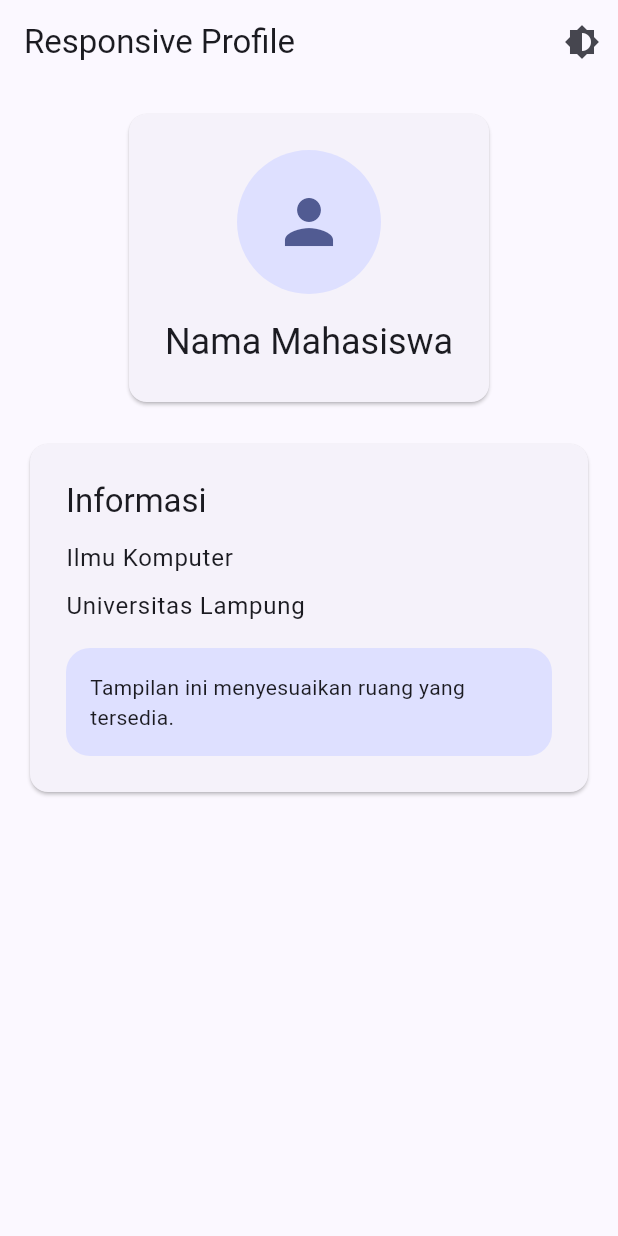
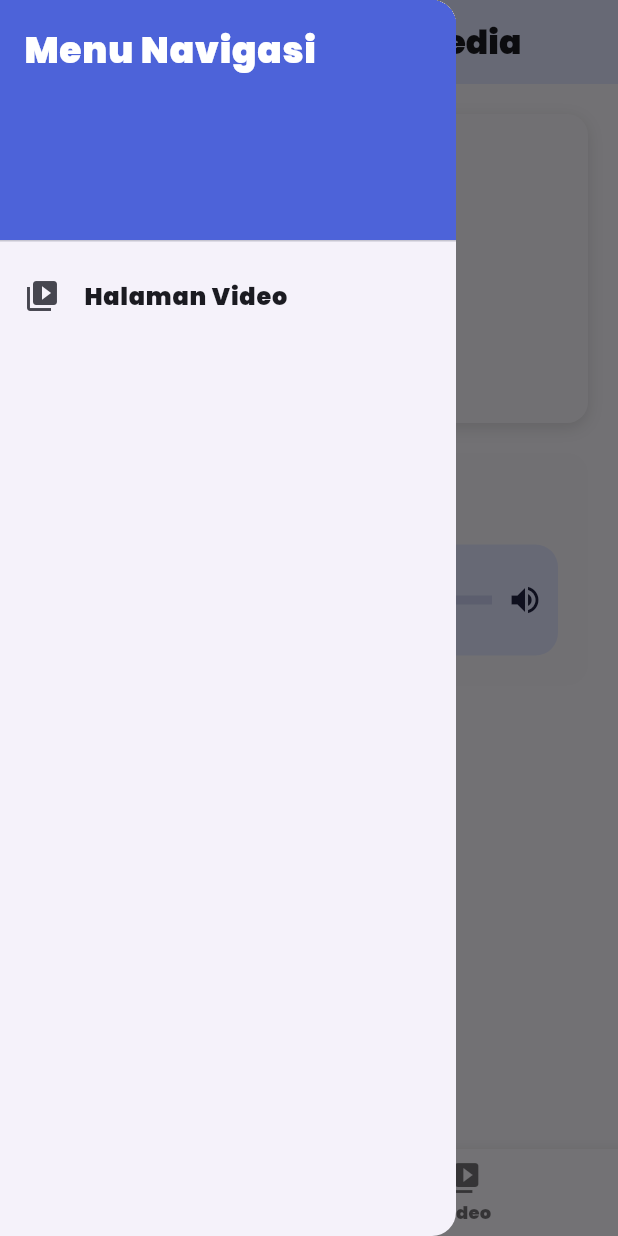
Before and after one commit to kiisann/prak-mobilelanjut-2417051030, a Flutter app: the screen it shows after launch, with the side drawer open (before the commit the screen has no drawer), on a phone screen of 412 x 824 dp. Run offline on Flutter 3.47's test engine with Material 3 defaults, Android fonts, the phone set to English and light mode, and no system bars; our stand-ins replace audioplayers.

Commit message:
Assets, Media and Routing

```diff
--- /dev/null
+++ b/lib/assets_media.dart
@@ -0,0 +1,197 @@
+import 'package:flutter/material.dart';
+import 'package:audioplayers/audioplayers.dart';
+
+class AssetsMediaPage extends StatefulWidget {
+  const AssetsMediaPage({super.key});
+
+  @override
+  State<AssetsMediaPage> createState() => _AssetsMediaPageState();
+}
+
+class _AssetsMediaPageState extends State<AssetsMediaPage> {
+  final AudioPlayer player = AudioPlayer();
+  bool isPlaying = false;
+  int _currentIndex = 0; // State untuk mengontrol tab BottomNavigationBar
+
+  void playAudio() async {
+    if (isPlaying) {
+      await player.pause();
+    } else {
+      await player.play(AssetSource('audios/presiden-goblok.mp3'));
+    }
+    setState(() {
+      isPlaying = !isPlaying;
+    });
+  }
+
+  @override
+  void dispose() {
+    player.dispose();
+    super.dispose();
+  }
+
+  @override
+  Widget build(BuildContext context) {
+    return Scaffold(
+      backgroundColor: const Color(0xFFF8F6FC),
+      // --- PENAMBAHAN APPBAR ---
+      appBar: AppBar(
+        title: const Text('Beranda Assets & Media'),
+        backgroundColor: const Color(0xFFE1E5FF),
+      ),
+      // --- PENAMBAHAN DRAWER (MENU SAMPING) ---
+      drawer: Drawer(
+        child: ListView(
+          padding: EdgeInsets.zero,
+          children: [
+            const DrawerHeader(
+              decoration: BoxDecoration(color: Color(0xFF4D63D9)),
+              child: Text(
+                'Menu Navigasi',
+                style: TextStyle(color: Colors.white, fontSize: 24),
+              ),
+            ),
+            ListTile(
+              leading: const Icon(Icons.video_library),
+              title: const Text('Halaman Video'),
+              onTap: () {
+                // Menutup drawer terlebih dahulu (Pop)
+                Navigator.pop(context);
+                // Berpindah ke halaman detail sambil membawa data (PushNamed + Arguments)
+                Navigator.pushNamed(
+                  context,
+                  '/detail',
+                  arguments: 'Data dari Halaman Beranda',
+                );
+              },
+            ),
+          ],
+        ),
+      ),
+      // --- KONTEN UTAMA (KODE LAMA) ---
+      body: SafeArea(
+        child: SingleChildScrollView(
+          padding: const EdgeInsets.all(20),
+          child: Column(
+            children: [
+              // Kontainer Profil
+              Container(
+                width: double.infinity,
+                padding: const EdgeInsets.all(20),
+                decoration: BoxDecoration(
+                  color: const Color(0xFFF7F5FB),
+                  borderRadius: BorderRadius.circular(14),
+                  boxShadow: const [
+                    BoxShadow(
+                      color: Colors.black12,
+                      blurRadius: 8,
+                      offset: Offset(0, 3),
+                    ),
+                  ],
+                ),
+                child: Column(
+                  children: [
+                    ClipOval(
+                      child: Image.asset(
+                        'assets/images/working.png',
+                        width: 120,
+                        height: 120,
+                        fit: BoxFit.cover,
+                      ),
+                    ),
+                    const SizedBox(height: 15),
+                    const Text(
+                      'Fiki Sulsitiawan',
+                      style: TextStyle(
+                        fontFamily: 'Poppins',
+                        fontSize: 22,
+                        fontWeight: FontWeight.bold,
+                      ),
+                    ),
+                  ],
+                ),
+              ),
+              const SizedBox(height: 20),
+
+              Container(
+                width: double.infinity,
+                padding: const EdgeInsets.all(20),
+                decoration: BoxDecoration(
+                  color: const Color(0xFFF7F5FB),
+                  borderRadius: BorderRadius.circular(14),
+                ),
+                child: Column(
+                  crossAxisAlignment: CrossAxisAlignment.start,
+                  children: [
+                    const Text(
+                      'Audio Motivasi',
+                      style: TextStyle(
+                        fontFamily: 'Poppins',
+                        fontSize: 18,
+                        fontWeight: FontWeight.bold,
+                      ),
+                    ),
+                    const SizedBox(height: 15),
+                    Container(
+                      padding: const EdgeInsets.all(10),
+                      decoration: BoxDecoration(
+                        color: const Color(0xFFE1E5FF),
+                        borderRadius: BorderRadius.circular(15),
+                      ),
+                      child: Row(
+                        children: [
+                          CircleAvatar(
+                            radius: 27,
+                            backgroundColor: const Color(0xFF4D63D9),
+                            child: IconButton(
+                              onPressed: playAudio,
+                              icon: Icon(
+                                isPlaying ? Icons.pause : Icons.play_arrow,
+                                color: Colors.white,
+                              ),
+                            ),
+                          ),
+                          const SizedBox(width: 12),
+                          const Expanded(
+                            child: LinearProgressIndicator(
+                              minHeight: 6,
+                              backgroundColor: Color(0xFFC8CDEF),
+                              valueColor: AlwaysStoppedAnimation(
+                                Color(0xFF4D63D9),
+                              ),
+                            ),
+                          ),
+                          const SizedBox(width: 10),
+                          const Icon(Icons.volume_up, color: Color(0xFF202342)),
+                        ],
+                      ),
+                    ),
+                  ],
+                ),
+              ),
+            ],
+          ),
+        ),
+      ),
+
+      bottomNavigationBar: BottomNavigationBar(
+        currentIndex: _currentIndex,
+        onTap: (index) {
+          setState(() {
+            _currentIndex = index;
+          });
+          if (index == 1) {
+            Navigator.pushNamed(context, '/detail');
+          }
+        },
+        items: const [
+          BottomNavigationBarItem(icon: Icon(Icons.home), label: 'Beranda'),
+          BottomNavigationBarItem(
+            icon: Icon(Icons.video_library),
+            label: 'Video',
+          ),
+        ],
+      ),
+    );
+  }
+}
--- a/lib/main.dart
+++ b/lib/main.dart
@@ -1,10 +1,15 @@
 import 'package:flutter/material.dart';
+import 'package:prakmola_fiki/detail_page.dart';
 // import 'row_widget.dart';
 // import 'column_widget.dart';
 // import 'first_widget.dart';
 // import 'form_widget.dart';
-import 'app_theme.dart';
-import 'responsive_profile.dart';
+
+// import 'app_theme.dart';
+// import 'responsive_profile.dart';
+
+import 'assets_media.dart';
+// import 'detail_page.dart';
 
 void main() {
   runApp(const MyApp());
@@ -28,31 +33,57 @@
 //   }
 // }
 
-class MyApp extends StatefulWidget {
+// class MyApp extends StatefulWidget {
+//   const MyApp({super.key});
+
+//   @override
+//   State<MyApp> createState() => _MyAppState();
+// }
+
+// class _MyAppState extends State<MyApp> {
+//   ThemeMode themeMode = ThemeMode.light;
+
+//   void toggleTheme() {
+//     setState(() {
+//       themeMode = themeMode == ThemeMode.light ? ThemeMode.dark : ThemeMode.light;
+//     });
+//   }
+
+//   @override
+//   Widget build(BuildContext context) {
+//     return MaterialApp(
+//       debugShowCheckedModeBanner: false,
+//       title: 'Praktikum Mobile Lanjut',
+//       theme: AppTheme.lightTheme,
+//       darkTheme: AppTheme.darkTheme,
+//       themeMode: themeMode,
+//       home: ResponsiveProfilePage(onThemeChanged: toggleTheme),
+//     );
+//   }
+// }
+
+class MyApp extends StatelessWidget {
   const MyApp({super.key});
-
-  @override
-  State<MyApp> createState() => _MyAppState();
-}
-
-class _MyAppState extends State<MyApp> {
-  ThemeMode themeMode = ThemeMode.light;
-
-  void toggleTheme() {
-    setState(() {
-      themeMode = themeMode == ThemeMode.light ? ThemeMode.dark : ThemeMode.light;
-    });
-  }
 
   @override
   Widget build(BuildContext context) {
     return MaterialApp(
       debugShowCheckedModeBanner: false,
-      title: 'Praktikum Mobile Lanjut',
-      theme: AppTheme.lightTheme,
-      darkTheme: AppTheme.darkTheme,
-      themeMode: themeMode,
-      home: ResponsiveProfilePage(onThemeChanged: toggleTheme),
+      title: 'Assets Media',
+
+      theme: ThemeData(
+        useMaterial3: true,
+        fontFamily: 'Poppins',
+        colorScheme: ColorScheme.fromSeed(
+          seedColor: const Color(0xFF4D63D9),
+        ),
+      ),
+      initialRoute: '/',
+
+      routes: {
+        '/': (context) => const AssetsMediaPage(),
+        '/detail': (context) => const DetailPage(),
+      },
     );
   }
 }
```
Also changed, not shown: lib/detail_page.dart (added, +43 -0 lines), pubspec.yaml (+8 -2 lines), assets/fonts/poppins-black.ttf (added), pubspec.lock, 6 other files.
